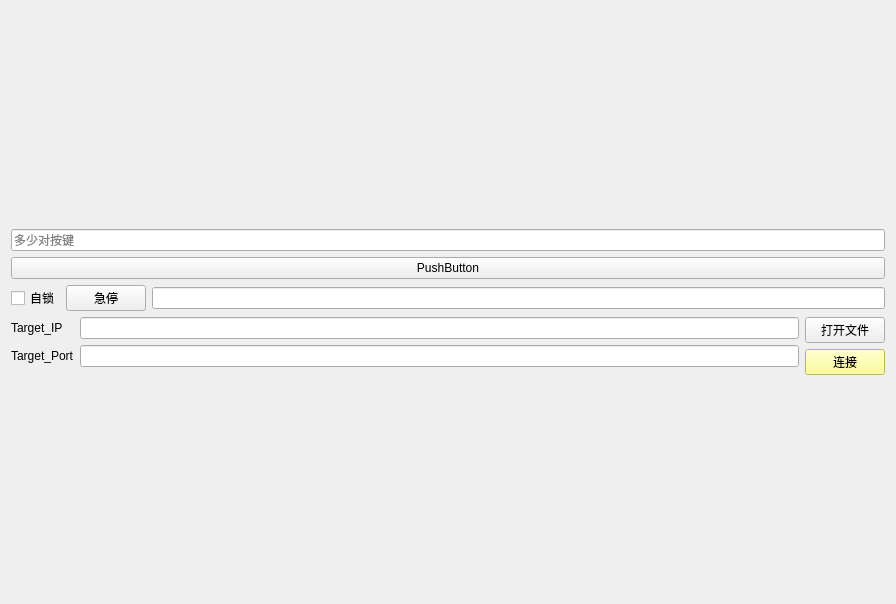
First picture: the form in KCTS/ui.ui, repository learniuH/work, before the edit.
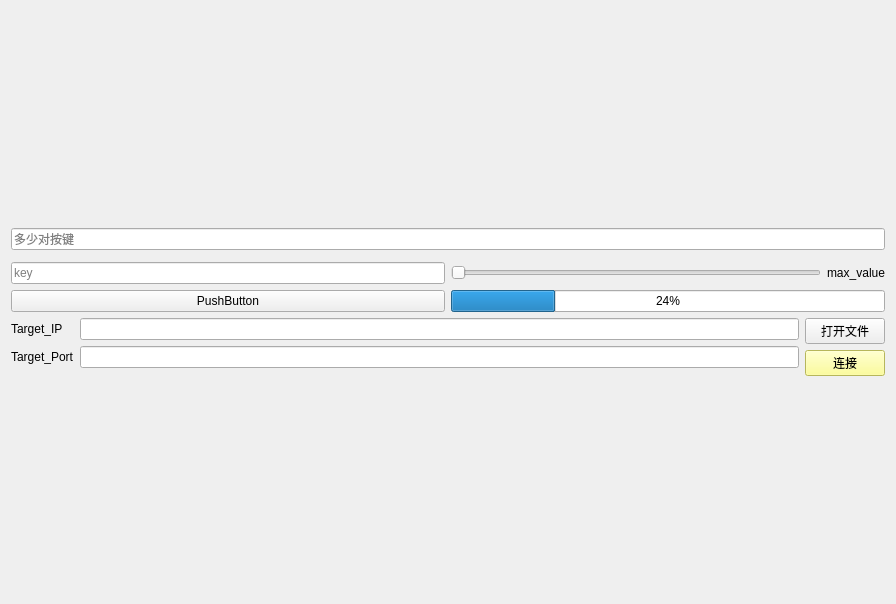
Second picture: the form after the edit.

The edit to the form file:
```diff
--- a/KCTS/ui.ui
+++ b/KCTS/ui.ui
@@ -29,41 +29,80 @@
         <layout class="QVBoxLayout" name="verticalLayout_3"/>
        </item>
        <item>
+        <widget class="Line" name="line_2">
+         <property name="orientation">
+          <enum>Qt::Vertical</enum>
+         </property>
+        </widget>
+       </item>
+       <item>
+        <layout class="QVBoxLayout" name="verticalLayout_6">
+         <property name="sizeConstraint">
+          <enum>QLayout::SetMinAndMaxSize</enum>
+         </property>
+        </layout>
+       </item>
+      </layout>
+     </item>
+     <item>
+      <layout class="QGridLayout" name="gridLayout">
+       <item row="3" column="1">
+        <widget class="QProgressBar" name="currentOutput_progressbar">
+         <property name="sizePolicy">
+          <sizepolicy hsizetype="Preferred" vsizetype="Fixed">
+           <horstretch>0</horstretch>
+           <verstretch>0</verstretch>
+          </sizepolicy>
+         </property>
+         <property name="value">
+          <number>24</number>
+         </property>
+        </widget>
+       </item>
+       <item row="3" column="0">
         <widget class="QPushButton" name="pushButton">
+         <property name="sizePolicy">
+          <sizepolicy hsizetype="Preferred" vsizetype="Fixed">
+           <horstretch>0</horstretch>
+           <verstretch>0</verstretch>
+          </sizepolicy>
+         </property>
          <property name="text">
           <string>PushButton</string>
          </property>
         </widget>
        </item>
-      </layout>
-     </item>
-     <item>
-      <layout class="QGridLayout" name="gridLayout_2">
-       <item row="0" column="3">
-        <widget class="QLineEdit" name="e_stop_lineEdit">
-         <property name="text">
-          <string/>
-         </property>
-        </widget>
-       </item>
-       <item row="0" column="0">
-        <layout class="QVBoxLayout" name="verticalLayout">
-         <item>
-          <widget class="QCheckBox" name="e_stop_lock_checkbox">
-           <property name="text">
-            <string>自锁</string>
-           </property>
-          </widget>
-         </item>
-        </layout>
-       </item>
        <item row="0" column="1">
-        <widget class="QPushButton" name="e_stop_button">
-         <property name="enabled">
-          <bool>true</bool>
-         </property>
-         <property name="text">
-          <string>急停</string>
+        <layout class="QHBoxLayout" name="horizontalLayout_3">
+         <item>
+          <widget class="QSlider" name="maxOutout_Slider">
+           <property name="locale">
+            <locale language="English" country="UnitedStates"/>
+           </property>
+           <property name="minimum">
+            <number>1</number>
+           </property>
+           <property name="maximum">
+            <number>100</number>
+           </property>
+           <property name="orientation">
+            <enum>Qt::Horizontal</enum>
+           </property>
+          </widget>
+         </item>
+         <item>
+          <widget class="QLabel" name="label">
+           <property name="text">
+            <string>max_value</string>
+           </property>
+          </widget>
+         </item>
+        </layout>
+       </item>
+       <item row="0" column="0">
+        <widget class="QLineEdit" name="lineEdit">
+         <property name="placeholderText">
+          <string>key</string>
          </property>
         </widget>
        </item>
```
Left out of the diff: 9 changed lines with no effect on the pictures.
